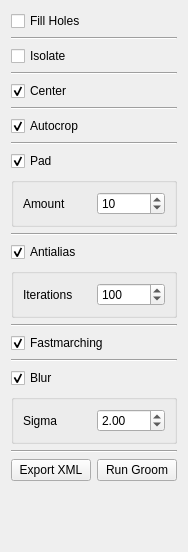
This is src/Application/Groom/GroomTool.ui in SCIInstitute/ShapeWorks as Qt 5 draws it before an edit. The edited form follows.
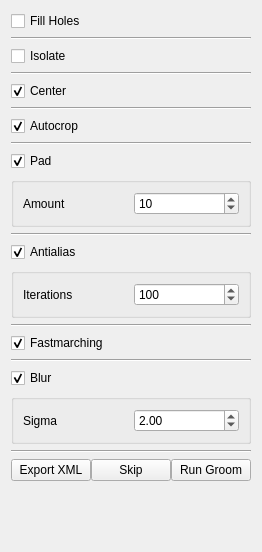
This is the edited form.

Commit message: added skip option for groom. closes #59

Patch:
```diff
--- a/src/Application/Groom/GroomTool.ui
+++ b/src/Application/Groom/GroomTool.ui
@@ -6,7 +6,7 @@
    <rect>
     <x>0</x>
     <y>0</y>
-    <width>186</width>
+    <width>245</width>
     <height>552</height>
    </rect>
   </property>
@@ -234,6 +234,9 @@
    </item>
    <item>
     <layout class="QHBoxLayout" name="horizontalLayout_3">
+     <property name="spacing">
+      <number>0</number>
+     </property>
      <item>
       <widget class="QPushButton" name="export_xml_button">
        <property name="text">
@@ -241,6 +244,13 @@
        </property>
       </widget>
      </item>
+     <item>
+      <widget class="QPushButton" name="skipButton">
+       <property name="text">
+        <string>Skip</string>
+       </property>
+      </widget>
+     </item>
      <item>
       <widget class="QPushButton" name="run_groom_button">
        <property name="text">
```
The commit also changes 2 other files.
